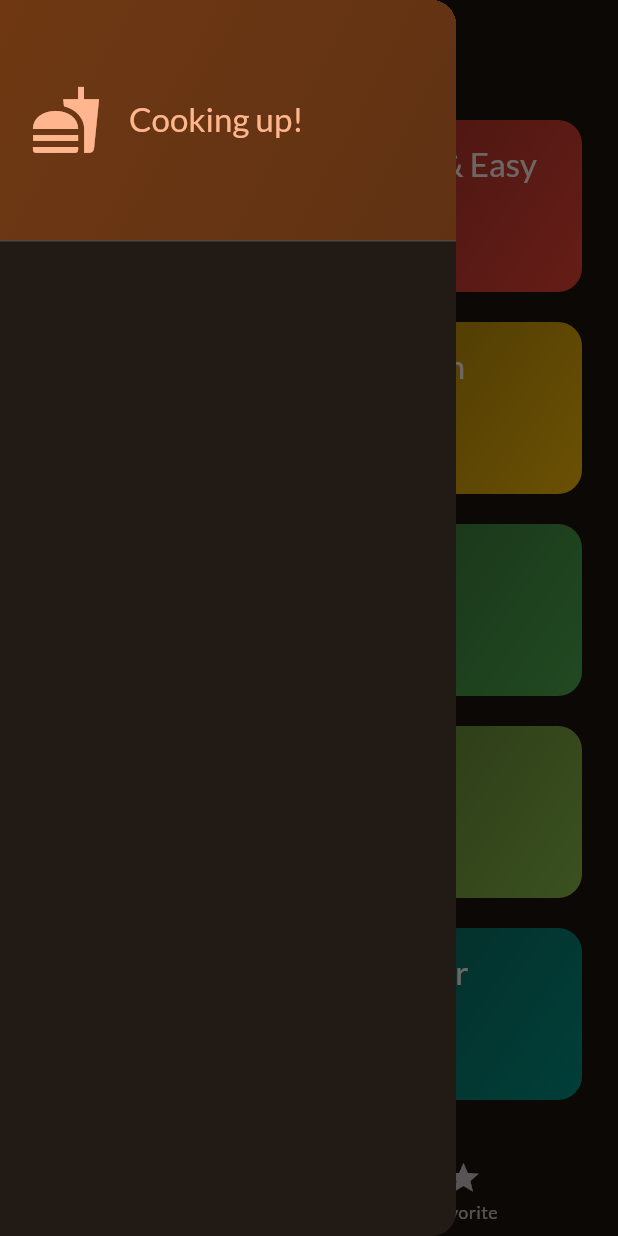
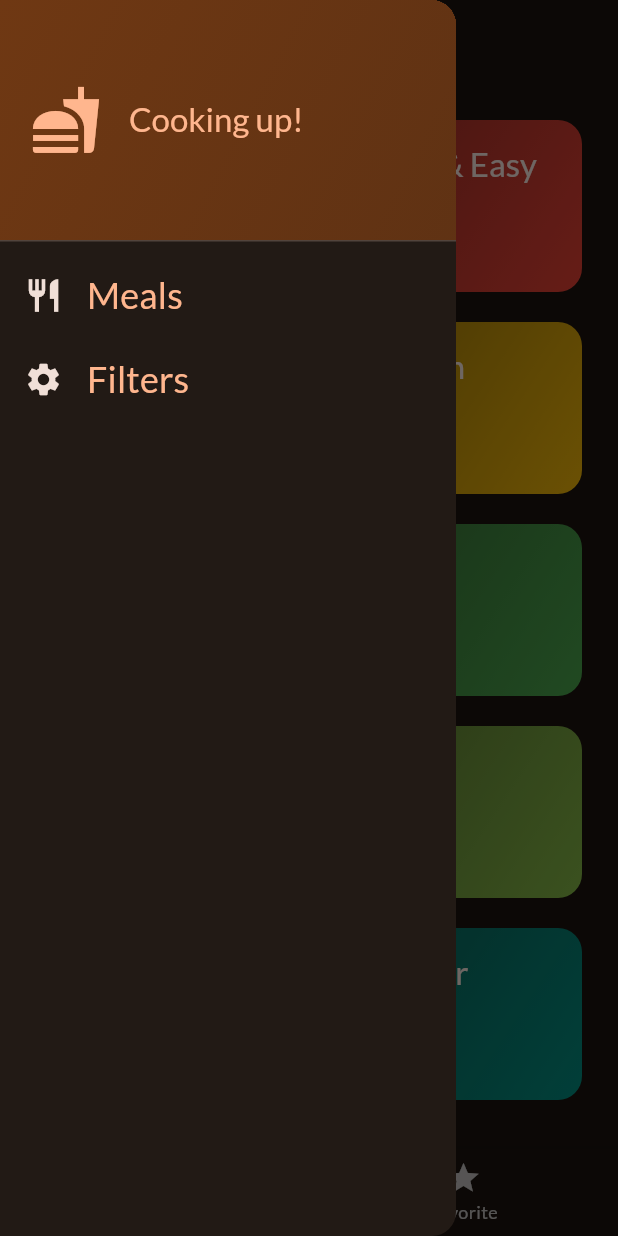
Before and after one commit to danhdelrey/meals_app, a Flutter app: the screen it shows after launch, with the side drawer open, on a phone screen of 412 x 824 dp. Run offline on Flutter 3.47's test engine with Material 3 defaults, Android fonts, the phone set to English and light mode, and no system bars; our stand-ins replace google_fonts, transparent_image.

Commit message:
filters screen

```diff
--- a/lib/screens/tabs.dart
+++ b/lib/screens/tabs.dart
@@ -1,5 +1,6 @@
 import 'package:flutter/material.dart';
 import 'package:meals_app/screens/categories.dart';
+import 'package:meals_app/screens/filters.dart';
 import 'package:meals_app/screens/meals.dart';
 import 'package:meals_app/models/meal.dart';
 import 'package:meals_app/widgets/main_drawer.dart';
@@ -43,6 +44,14 @@ class _TabsScreenState extends State<TabsScreen> {
     });
   }
 
+  void _setScreen(String identifier){
+    if(identifier == 'filters'){
+      Navigator.of(context).push(MaterialPageRoute(builder: (context) => const FilterScreen(),));
+    }else{
+      Navigator.of(context).pop();
+    }
+  }
+
   @override
   Widget build(BuildContext context) {
     Widget activePage = CategoriesScreen(
@@ -62,7 +71,7 @@ class _TabsScreenState extends State<TabsScreen> {
       appBar: AppBar(
         title: Text(activePageTitle),
       ),
-      drawer: const MainDrawer(),
+      drawer: MainDrawer(onSelectScreen: _setScreen,),
       body: activePage,
       bottomNavigationBar: BottomNavigationBar(
         onTap: _selectPage,
--- a/lib/widgets/main_drawer.dart
+++ b/lib/widgets/main_drawer.dart
@@ -1,7 +1,9 @@
 import 'package:flutter/material.dart';
 
 class MainDrawer extends StatelessWidget {
-  const MainDrawer({super.key});
+  const MainDrawer({super.key, required this.onSelectScreen});
+
+  final void Function(String identifier) onSelectScreen;
 
   @override
   Widget build(BuildContext context) {
@@ -34,6 +36,42 @@ class MainDrawer extends StatelessWidget {
               ],
             ),
           ),
+          ListTile(
+            onTap: (){
+              onSelectScreen('meals');
+            },
+            //optimize for items in a list
+            leading: Icon(
+              Icons.restaurant,
+              size: 26,
+              color: Theme.of(context).colorScheme.onBackground,
+            ),
+            title: Text(
+              'Meals',
+              style: Theme.of(context).textTheme.titleSmall!.copyWith(
+                    color: Theme.of(context).colorScheme.primary,
+                    fontSize: 24,
+                  ),
+            ),
+          ),
+          ListTile(
+            onTap: (){
+              onSelectScreen('filters');
+            },
+            //optimize for items in a list
+            leading: Icon(
+              Icons.settings,
+              size: 26,
+              color: Theme.of(context).colorScheme.onBackground,
+            ),
+            title: Text(
+              'Filters',
+              style: Theme.of(context).textTheme.titleSmall!.copyWith(
+                color: Theme.of(context).colorScheme.primary,
+                fontSize: 24,
+              ),
+            ),
+          ),
         ],
       ),
     );
```
Also changed, not shown: lib/screens/filters.dart (added, +50 -0 lines).
